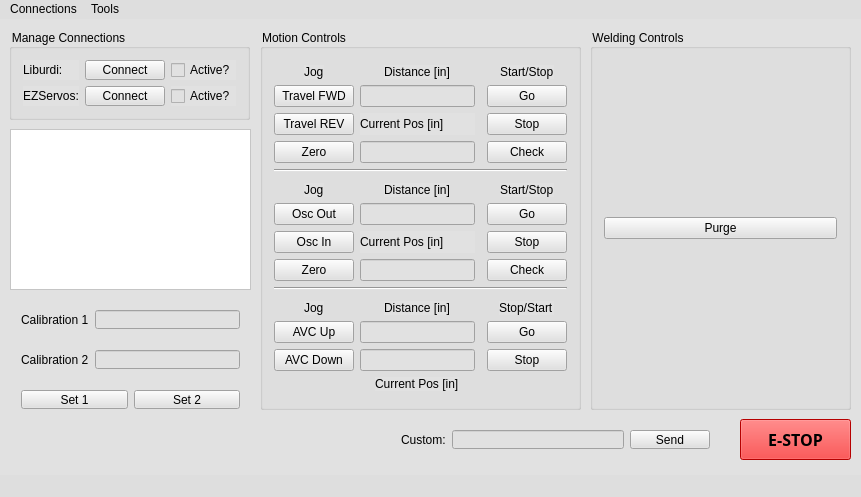
Old version of the form mainwindow.ui in the repository jpenney1993/LiburdiMaster2.
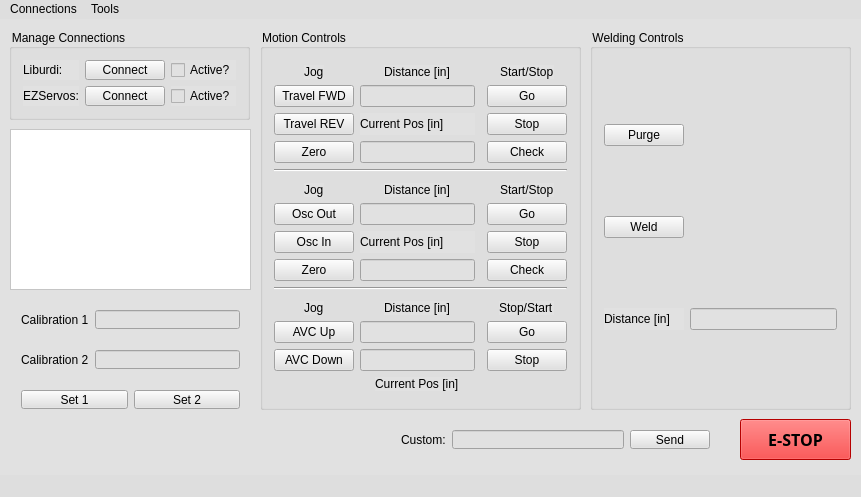
New version of the form. Icons and pictures are not drawn.

Diff of the .ui file:
```diff
--- a/mainwindow.ui
+++ b/mainwindow.ui
@@ -924,6 +924,13 @@
      <string>Welding Controls</string>
     </property>
     <layout class="QGridLayout" name="gridLayout_3">
+     <item row="1" column="0">
+      <widget class="QPushButton" name="weldButton">
+       <property name="text">
+        <string>Weld</string>
+       </property>
+      </widget>
+     </item>
      <item row="0" column="0">
       <widget class="QPushButton" name="purgeButton">
        <property name="acceptDrops">
@@ -940,6 +947,16 @@
        </property>
       </widget>
      </item>
+     <item row="2" column="0">
+      <widget class="QLabel" name="weldDistLabel">
+       <property name="text">
+        <string>Distance [in]</string>
+       </property>
+      </widget>
+     </item>
+     <item row="2" column="1">
+      <widget class="QLineEdit" name="weldDistanceEdit"/>
+     </item>
     </layout>
    </widget>
    <widget class="QPushButton" name="eStopButton">
```
